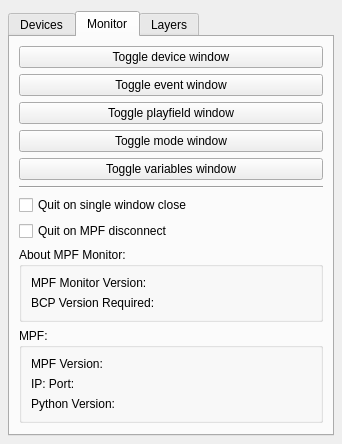
The window that mpfmonitor/core/ui/inspector.ui (missionpinball/mpf-monitor) describes before a commit, drawn with Qt 5.
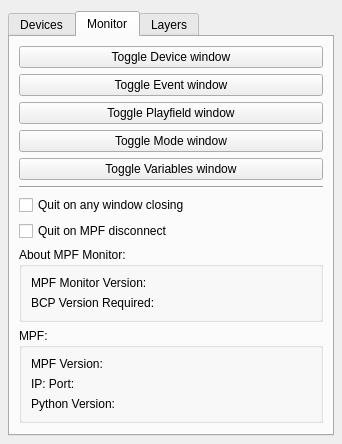
The same window after the commit.

Commit message: improve misc copy and add example for event sending, in tooltip

```diff
--- a/mpfmonitor/core/ui/inspector.ui
+++ b/mpfmonitor/core/ui/inspector.ui
@@ -320,35 +320,35 @@
          <item>
           <widget class="QPushButton" name="toggle_device_win_button">
            <property name="text">
-            <string>Toggle device window</string>
+            <string>Toggle Device window</string>
            </property>
           </widget>
          </item>
          <item>
           <widget class="QPushButton" name="toggle_event_win_button">
            <property name="text">
-            <string>Toggle event window</string>
+            <string>Toggle Event window</string>
            </property>
           </widget>
          </item>
          <item>
           <widget class="QPushButton" name="toggle_pf_win_button">
            <property name="text">
-            <string>Toggle playfield window</string>
+            <string>Toggle Playfield window</string>
            </property>
           </widget>
          </item>
          <item>
           <widget class="QPushButton" name="toggle_mode_win_button">
            <property name="text">
-            <string>Toggle mode window</string>
+            <string>Toggle Mode window</string>
            </property>
           </widget>
          </item>
          <item>
           <widget class="QPushButton" name="toggle_variables_win_button">
            <property name="text">
-            <string>Toggle variables window</string>
+            <string>Toggle Variables window</string>
            </property>
           </widget>
          </item>
@@ -362,7 +362,7 @@
          <item>
           <widget class="QCheckBox" name="exit_on_close_button">
            <property name="text">
-            <string>Quit on single window close</string>
+            <string>Quit on any window closing</string>
            </property>
           </widget>
          </item>
```
The commit also changes 3 other files.
